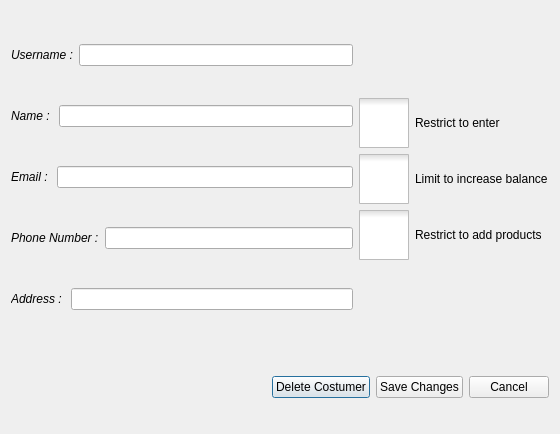
Above: AP/edit_costumer_dialog.ui from AP-projects-4001/Guys before the change. Below: the same form after it.
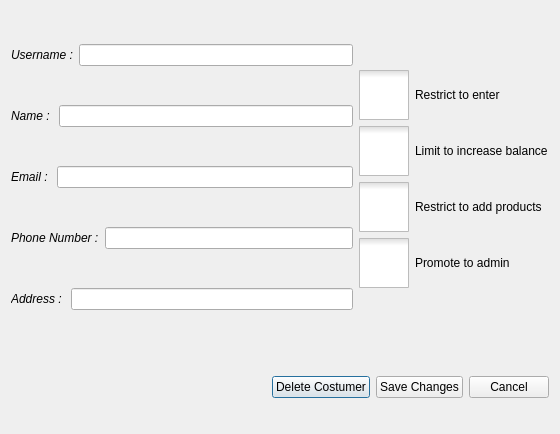
That is the form after the change. Icons and pictures are not drawn.

Commit message: Add new access feature for admin

Diff of the .ui file:
```diff
--- a/AP/edit_costumer_dialog.ui
+++ b/AP/edit_costumer_dialog.ui
@@ -241,6 +241,34 @@
              </property>
             </widget>
            </item>
+           <item>
+            <widget class="QCheckBox" name="checkBox_change_to_admin">
+             <property name="styleSheet">
+              <string notr="true">QCheckBox::indicator
+{
+    width: 50px;
+    height: 50px;
+}
+
+QCheckBox::indicator:unchecked
+{
+    image: url(&quot;:/included_images/off-button.png&quot;);
+	border: none;
+	background-color: none;
+}
+
+QCheckBox::indicator:checked
+{
+    image: url(&quot;:/included_images/on-button.png&quot;);
+	border: none;
+	background-color: none;
+}</string>
+             </property>
+             <property name="text">
+              <string>Promote to admin</string>
+             </property>
+            </widget>
+           </item>
           </layout>
          </item>
          <item>
```
The commit also changes 4 other files.
